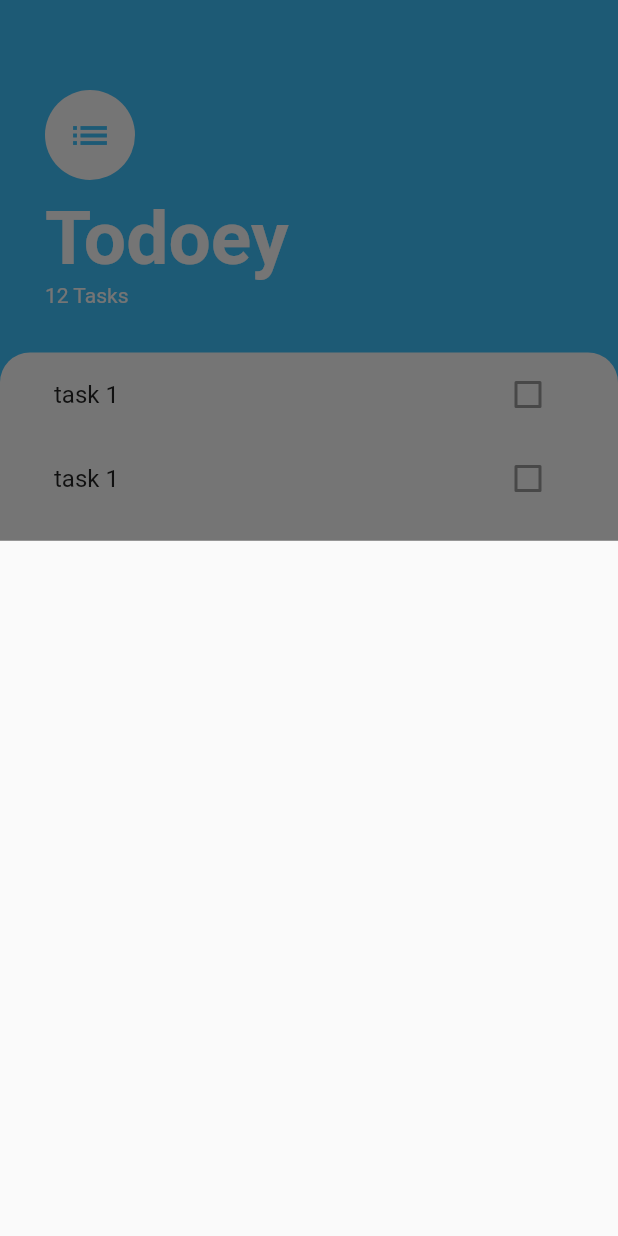
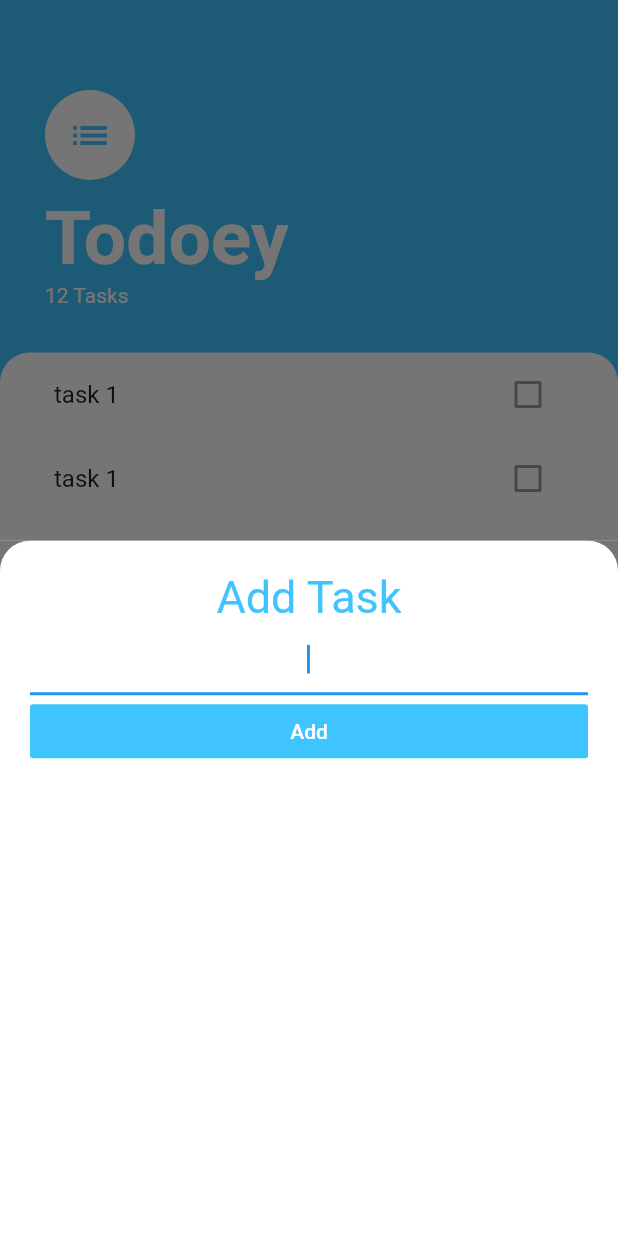
Before and after one commit to ernestrlee/Flutter-todoey, a Flutter app: the screen it shows after launch, after a tap on the "add" icon, on a phone screen of 412 x 824 dp. Run offline on Flutter 3.47's test engine with Material 2 defaults, Android fonts, the phone set to English and light mode, and no system bars.

Commit message:
Added bottom modal content.

```diff
--- /dev/null
+++ b/lib/screens/add_task_screen.dart
@@ -0,0 +1,50 @@
+import 'package:flutter/cupertino.dart';
+import 'package:flutter/material.dart';
+
+class AddTaskScreen extends StatelessWidget {
+  @override
+  Widget build(BuildContext context) {
+    return Container(
+      color: Color(0xFF757575),
+      child: Container(
+        padding: EdgeInsets.all(20.0),
+        decoration: BoxDecoration(
+          color: Colors.white,
+          borderRadius: BorderRadius.only(
+            topRight: Radius.circular(20.0),
+            topLeft: Radius.circular(20.0),
+          )
+        ),
+        child: Column(
+          crossAxisAlignment: CrossAxisAlignment.stretch,
+          children: <Widget>[
+            Text(
+              'Add Task',
+              textAlign: TextAlign.center,
+              style: TextStyle(
+                color: Colors.lightBlueAccent,
+                fontSize: 30.0,
+              ),
+            ),
+            TextField(
+              autofocus: true,
+              textAlign: TextAlign.center,
+            ),
+            FlatButton(
+              color: Colors.lightBlueAccent,
+              child: Text(
+                'Add',
+                style: TextStyle(
+                  color: Colors.white,
+                ),
+              ),
+              onPressed: () {
+                // Add task to list
+              },
+            ),
+          ],
+        ),
+      )
+    );
+  }
+}
--- a/lib/screens/tasks_screen.dart
+++ b/lib/screens/tasks_screen.dart
@@ -1,5 +1,6 @@
 import 'package:flutter/material.dart';
 import 'package:todoeyflutter/widgets/tasks_list.dart';
+import 'package:todoeyflutter/screens/add_task_screen.dart';
 
 class TasksScreen extends StatelessWidget {
 
@@ -11,7 +12,7 @@ class TasksScreen extends StatelessWidget {
         backgroundColor: Colors.lightBlueAccent,
         child: Icon(Icons.add),
         onPressed: (){
-          showModalBottomSheet(context: context, builder: (context) => Container());
+          showModalBottomSheet(context: context, builder: (context) => AddTaskScreen());
         },
       ),
       body: Column(
```
